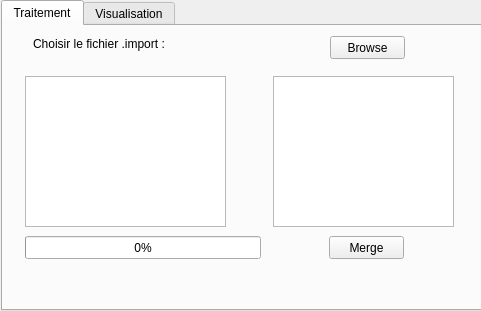
This is Viewer/Version-T/Interface/mainwindow.ui in JulienAndre26/Modelisation-3D-par-Kinect as Qt 5 draws it before an edit. The edited form follows.
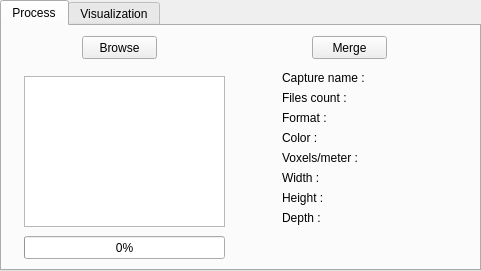
This is the edited form.

Commit message: interface continuée

```diff
--- a/Viewer/Version-T/Interface/mainwindow.ui
+++ b/Viewer/Version-T/Interface/mainwindow.ui
@@ -7,13 +7,13 @@
     <x>0</x>
     <y>0</y>
     <width>481</width>
-    <height>311</height>
+    <height>271</height>
    </rect>
   </property>
   <property name="minimumSize">
    <size>
     <width>481</width>
-    <height>311</height>
+    <height>271</height>
    </size>
   </property>
   <property name="maximumSize">
@@ -29,10 +29,10 @@
    <widget class="QTabWidget" name="tabWidget">
     <property name="geometry">
      <rect>
-      <x>1</x>
+      <x>0</x>
       <y>0</y>
       <width>481</width>
-      <height>311</height>
+      <height>271</height>
      </rect>
     </property>
     <property name="currentIndex">
@@ -40,12 +40,12 @@
     </property>
     <widget class="QWidget" name="tab">
      <attribute name="title">
-      <string>Traitement</string>
+      <string>Process</string>
      </attribute>
      <widget class="QPushButton" name="btnBrowse">
       <property name="geometry">
        <rect>
-        <x>327</x>
+        <x>80</x>
         <y>10</y>
         <width>75</width>
         <height>23</height>
@@ -73,13 +73,19 @@
        <rect>
         <x>22</x>
         <y>210</y>
-        <width>236</width>
+        <width>201</width>
         <height>23</height>
        </rect>
       </property>
       <property name="value">
        <number>0</number>
       </property>
+      <property name="alignment">
+       <set>Qt::AlignLeading|Qt::AlignLeft|Qt::AlignVCenter</set>
+      </property>
+      <property name="textVisible">
+       <bool>true</bool>
+      </property>
      </widget>
      <widget class="QPushButton" name="btnMerge">
       <property name="enabled">
@@ -87,8 +93,8 @@
       </property>
       <property name="geometry">
        <rect>
-        <x>326</x>
-        <y>210</y>
+        <x>310</x>
+        <y>10</y>
         <width>75</width>
         <height>23</height>
        </rect>
@@ -100,8 +106,8 @@
      <widget class="QLabel" name="lbCurrentMerge">
       <property name="geometry">
        <rect>
-        <x>21</x>
-        <y>250</y>
+        <x>260</x>
+        <y>214</y>
         <width>201</width>
         <height>16</height>
        </rect>
@@ -113,30 +119,111 @@
      <widget class="QLabel" name="label">
       <property name="geometry">
        <rect>
-        <x>30</x>
-        <y>10</y>
-        <width>181</width>
+        <x>280</x>
+        <y>44</y>
+        <width>161</width>
         <height>16</height>
        </rect>
       </property>
       <property name="text">
-       <string>Choisir le fichier .import :</string>
+       <string>Capture name : </string>
       </property>
      </widget>
-     <widget class="QListWidget" name="lwImportInfo">
+     <widget class="QLabel" name="lbCount">
       <property name="geometry">
        <rect>
-        <x>270</x>
-        <y>50</y>
-        <width>181</width>
-        <height>151</height>
+        <x>280</x>
+        <y>64</y>
+        <width>161</width>
+        <height>16</height>
        </rect>
+      </property>
+      <property name="text">
+       <string>Files count :</string>
+      </property>
+     </widget>
+     <widget class="QLabel" name="lbFormat">
+      <property name="geometry">
+       <rect>
+        <x>280</x>
+        <y>84</y>
+        <width>161</width>
+        <height>16</height>
+       </rect>
+      </property>
+      <property name="text">
+       <string>Format :</string>
+      </property>
+     </widget>
+     <widget class="QLabel" name="lbColor">
+      <property name="geometry">
+       <rect>
+        <x>280</x>
+        <y>104</y>
+        <width>161</width>
+        <height>16</height>
+       </rect>
+      </property>
+      <property name="text">
+       <string>Color :</string>
+      </property>
+     </widget>
+     <widget class="QLabel" name="lbVoxels">
+      <property name="geometry">
+       <rect>
+        <x>280</x>
+        <y>124</y>
+        <width>161</width>
+        <height>16</height>
+       </rect>
+      </property>
+      <property name="text">
+       <string>Voxels/meter :</string>
+      </property>
+     </widget>
+     <widget class="QLabel" name="lbWidth">
+      <property name="geometry">
+       <rect>
+        <x>280</x>
+        <y>144</y>
+        <width>161</width>
+        <height>16</height>
+       </rect>
+      </property>
+      <property name="text">
+       <string>Width :</string>
+      </property>
+     </widget>
+     <widget class="QLabel" name="lbHeight">
+      <property name="geometry">
+       <rect>
+        <x>280</x>
+        <y>164</y>
+        <width>161</width>
+        <height>16</height>
+       </rect>
+      </property>
+      <property name="text">
+       <string>Height :</string>
+      </property>
+     </widget>
+     <widget class="QLabel" name="lbDepth">
+      <property name="geometry">
+       <rect>
+        <x>280</x>
+        <y>184</y>
+        <width>161</width>
+        <height>16</height>
+       </rect>
+      </property>
+      <property name="text">
+       <string>Depth :</string>
       </property>
      </widget>
     </widget>
     <widget class="QWidget" name="tab_2">
      <attribute name="title">
-      <string>Visualisation</string>
+      <string>Visualization</string>
      </attribute>
     </widget>
    </widget>
```
Left out of the diff: 4 changed lines with no effect on the pictures. The commit also changes 3 other files.
